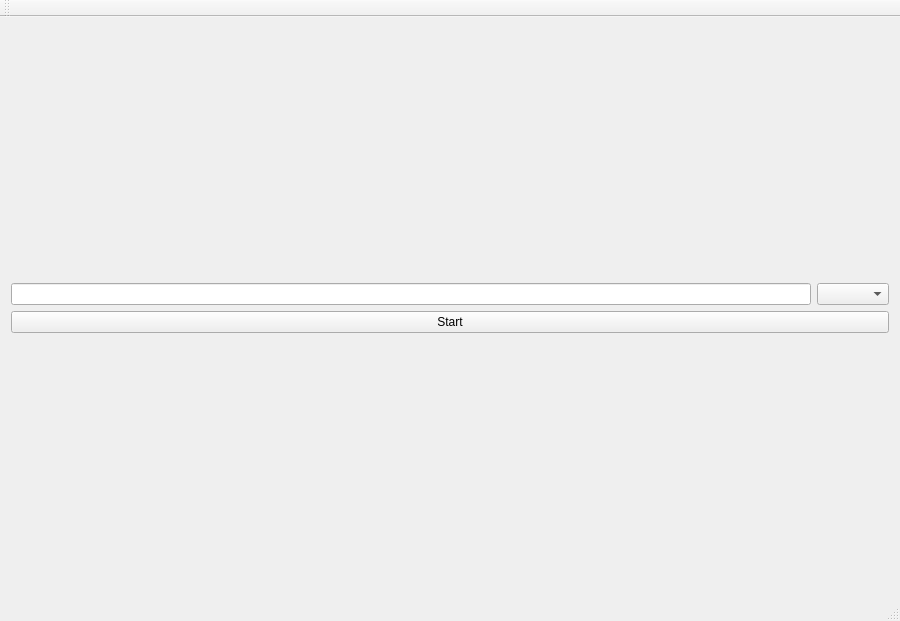
Qt form mainwindow.ui (janisozaur/inz_charter) before a commit.
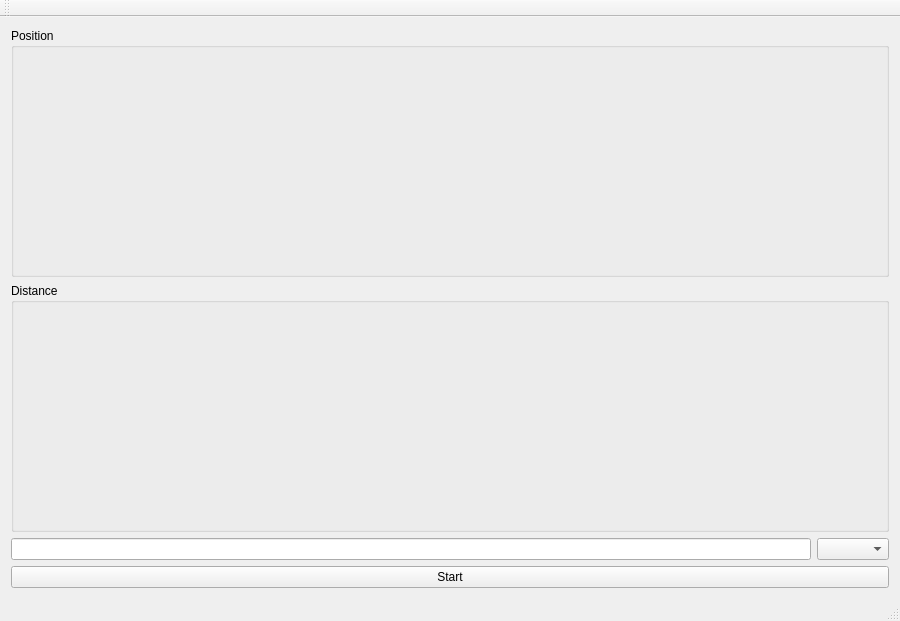
The same form after that commit.

The edit to the form file:
```diff
--- a/mainwindow.ui
+++ b/mainwindow.ui
@@ -16,7 +16,32 @@
   <widget class="QWidget" name="centralWidget">
    <layout class="QVBoxLayout" name="verticalLayout_2">
     <item>
-     <layout class="QVBoxLayout" name="verticalPlotLayout"/>
+     <layout class="QVBoxLayout" name="verticalPlotLayout">
+      <item>
+       <widget class="QGroupBox" name="positionGroupBox">
+        <property name="title">
+         <string>Position</string>
+        </property>
+        <layout class="QHBoxLayout" name="horizontalLayout_3">
+         <item>
+          <layout class="QHBoxLayout" name="positionHorizontalLayout"/>
+         </item>
+        </layout>
+       </widget>
+      </item>
+      <item>
+       <widget class="QGroupBox" name="distanceGroupBox">
+        <property name="title">
+         <string>Distance</string>
+        </property>
+        <layout class="QVBoxLayout" name="verticalLayout_3">
+         <item>
+          <layout class="QHBoxLayout" name="distanceHorizontalLayout"/>
+         </item>
+        </layout>
+       </widget>
+      </item>
+     </layout>
     </item>
     <item>
      <layout class="QVBoxLayout" name="verticalLayout">
```
Left out of the diff: 2 changed lines with no effect on the pictures.
